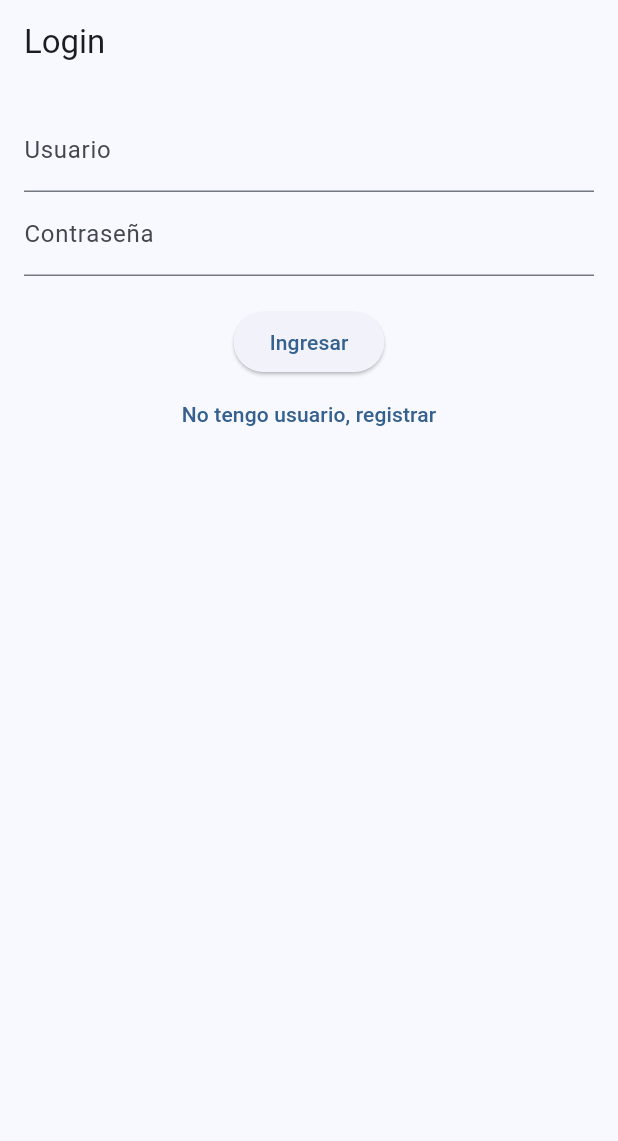
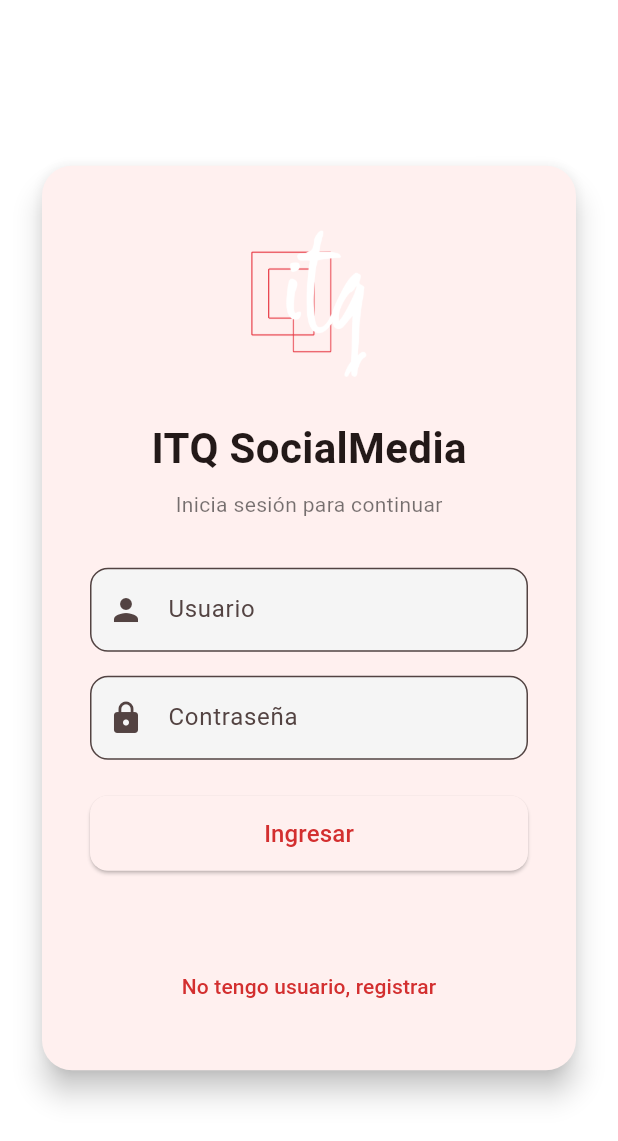
Before and after one commit to edrianlxcid/app_productos, a Flutter app: the screen it shows after launch, on a phone screen of 412 x 824 dp. Shown: the top 1141 px of the screen. Run offline on Flutter 3.47's test engine with Material 3 defaults, Android fonts, the phone set to English and light mode, and no system bars; our stand-ins replace shared_preferences.

Commit message:
Update app branding: ITQ Social Media logo, colors and name

```diff
--- a/lib/main.dart
+++ b/lib/main.dart
@@ -12,9 +12,18 @@ class MyApp extends StatelessWidget {
   @override
   Widget build(BuildContext context) {
     return MaterialApp(
-      title: 'Publicaciones',
+      title: 'ITQ Social Media',
       debugShowCheckedModeBanner: false,
-      theme: ThemeData(colorSchemeSeed: Colors.blue, useMaterial3: true),
+      theme: ThemeData(
+        colorScheme: ColorScheme.fromSeed(
+          seedColor: const Color(0xFFD32F2F),
+          primary: const Color(0xFFD32F2F),
+          secondary: Colors.black,
+          surface: Colors.white,
+        ),
+        useMaterial3: true,
+        scaffoldBackgroundColor: Colors.white,
+      ),
       home: const LoginScreen(),
     );
   }
--- a/lib/screens/login_screen.dart
+++ b/lib/screens/login_screen.dart
@@ -70,40 +70,101 @@ class _LoginScreenState extends State<LoginScreen> {
   @override
   Widget build(BuildContext context) {
     return Scaffold(
-      appBar: AppBar(title: const Text('Login')),
-      body: Padding(
-        padding: const EdgeInsets.all(16),
+      backgroundColor: Colors.white,
+      body: Center(
+        child: SingleChildScrollView(
+          padding: const EdgeInsets.all(24),
+          child: Card(
+            elevation: 8,
+            shape: RoundedRectangleBorder(
+              borderRadius: BorderRadius.circular(20),
+            ),
+            child: Padding(
+              padding: const EdgeInsets.all(32),
               child: Column(
+                mainAxisSize: MainAxisSize.min,
                 children: [
+                  Image.asset(
+                    'assets/Logo-ITQ_Mesa-de-trabajo-1-300x300.png',
+                    width: 120,
+                    height: 120,
+                    fit: BoxFit.contain,
+                  ),
+                  const SizedBox(height: 16),
+                  const Text(
+                    'ITQ SocialMedia',
+                    style: TextStyle(fontSize: 28, fontWeight: FontWeight.bold),
+                  ),
+                  const SizedBox(height: 8),
+                  Text(
+                    'Inicia sesión para continuar',
+                    style: TextStyle(fontSize: 14, color: Colors.black54),
+                  ),
+                  const SizedBox(height: 32),
                   TextField(
                     controller: userCtrl,
-              decoration: const InputDecoration(labelText: 'Usuario'),
+                    decoration: InputDecoration(
+                      labelText: 'Usuario',
+                      prefixIcon: const Icon(Icons.person),
+                      border: OutlineInputBorder(
+                        borderRadius: BorderRadius.circular(12),
                       ),
+                      filled: true,
+                      fillColor: Colors.grey[100],
+                    ),
+                  ),
+                  const SizedBox(height: 16),
                   TextField(
                     controller: passCtrl,
                     obscureText: true,
-              decoration: const InputDecoration(labelText: 'Contraseña'),
+                    decoration: InputDecoration(
+                      labelText: 'Contraseña',
+                      prefixIcon: const Icon(Icons.lock),
+                      border: OutlineInputBorder(
+                        borderRadius: BorderRadius.circular(12),
                       ),
-            const SizedBox(height: 20),
-            ElevatedButton(
+                      filled: true,
+                      fillColor: Colors.grey[100],
+                    ),
+                  ),
+                  const SizedBox(height: 24),
+                  SizedBox(
+                    width: double.infinity,
+                    height: 50,
+                    child: ElevatedButton(
                       onPressed: loading ? null : login,
+                      style: ElevatedButton.styleFrom(
+                        shape: RoundedRectangleBorder(
+                          borderRadius: BorderRadius.circular(12),
+                        ),
+                      ),
                       child: loading
-                  ? const CircularProgressIndicator()
-                  : const Text('Ingresar'),
+                          ? const CircularProgressIndicator(color: Colors.white)
+                          : const Text(
+                              'Ingresar',
+                              style: TextStyle(fontSize: 16),
                             ),
+                    ),
+                  ),
+                  const SizedBox(height: 16),
+                  Text(error, style: const TextStyle(color: Colors.red)),
+                  const SizedBox(height: 16),
                   TextButton(
                     onPressed: () {
                       Navigator.push(
                         context,
                         MaterialPageRoute(
-                    builder: (_) => RegisterScreen(username: userCtrl.text),
+                          builder: (_) =>
+                              RegisterScreen(username: userCtrl.text),
                         ),
                       );
                     },
                     child: const Text('No tengo usuario, registrar'),
                   ),
-            Text(error, style: const TextStyle(color: Colors.red)),
                 ],
+              ),
+            ),
+          ),
         ),
       ),
     );
--- a/pubspec.yaml
+++ b/pubspec.yaml
@@ -1,5 +1,5 @@
-name: app_productos
-description: "Manejo de Productos"
+name: itq_social_media
+description: "ITQ Social Media - Red social del Instituto"
 publish_to: 'none' # Remove this line if you wish to publish to pub.dev
 
 version: 1.0.0+1
@@ -24,3 +24,5 @@ dev_dependencies:
 
 flutter:
   uses-material-design: true
+  assets:
+    - assets/
```
Also changed, not shown: assets/Logo-ITQ_Mesa-de-trabajo-1-300x300.png (added), 6 other files. Lines whose indentation alone changed are shown as unchanged.
